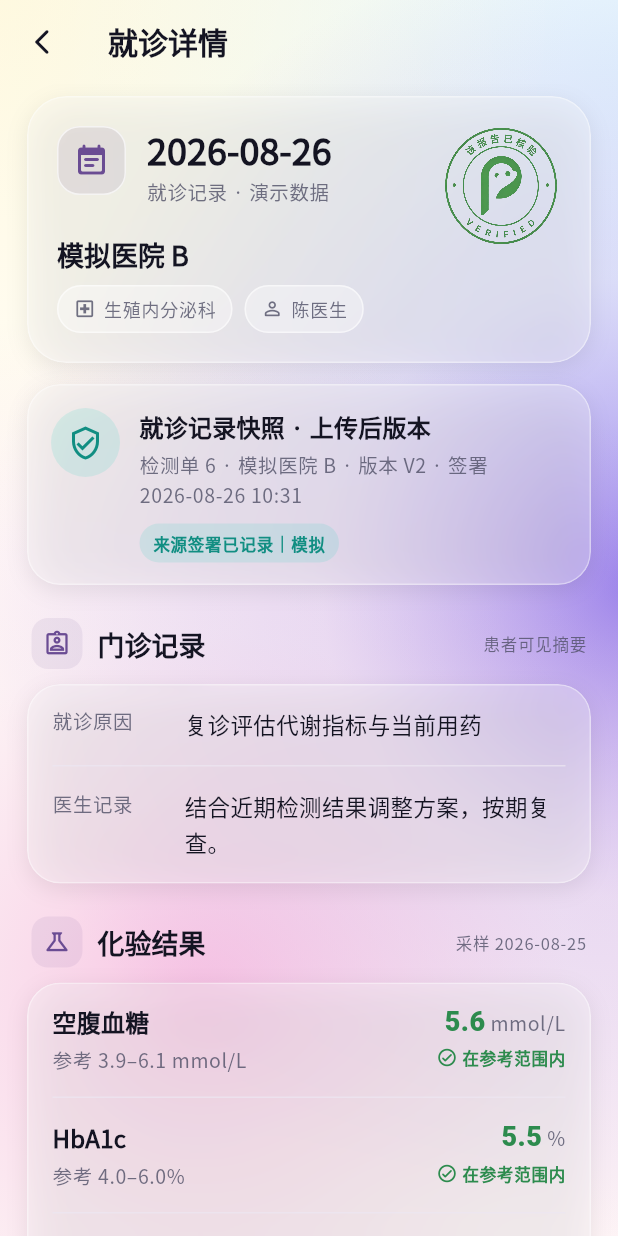
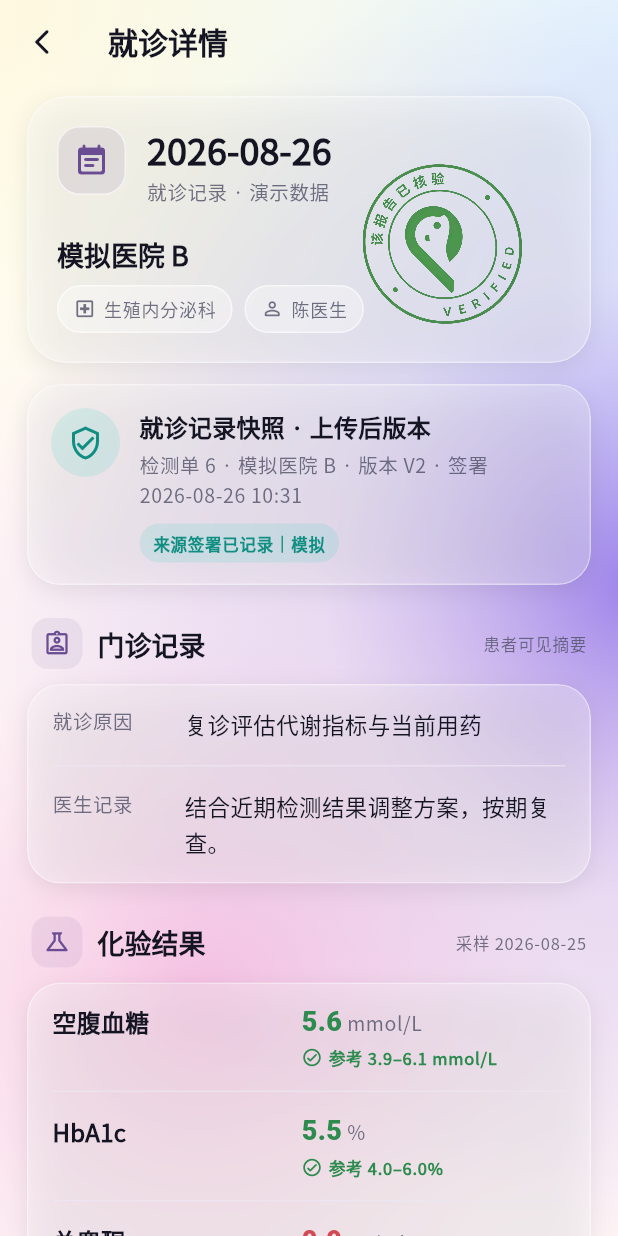
Before and after one commit to healyops-blip/PMOS-ENclaire-app, a Flutter app: the VisitRecordDetailScreen screen opened directly with sample values from the repository, on a phone screen of 412 x 824 dp. Run offline on Flutter 3.47's test engine with Material 3 defaults, Android fonts, the phone set to English and light mode, and no system bars; our stand-ins replace dio, file_picker, fl_chart, flutter_riverpod, flutter_secure_storage, flutter_svg and 4 more; accounts and stored records are empty.

Commit message:
refine(records): align labs and verification stamp

```diff
--- a/lib/features/records/visit_record_detail_screen.dart
+++ b/lib/features/records/visit_record_detail_screen.dart
@@ -1,3 +1,5 @@
+import 'dart:math' as math;
+
 import 'package:flutter/material.dart';
 
 import '../../core/theme.dart';
@@ -429,9 +431,7 @@ class _VisitHeroCard extends StatelessWidget {
           Column(
             crossAxisAlignment: CrossAxisAlignment.start,
             children: [
-              Padding(
-                padding: EdgeInsets.only(right: isVerified ? 88 : 0),
-                child: Row(
+              Row(
                 crossAxisAlignment: CrossAxisAlignment.start,
                 children: [
                   Container(
@@ -469,7 +469,6 @@ class _VisitHeroCard extends StatelessWidget {
                   ),
                 ],
               ),
-              ),
               const SizedBox(height: 18),
               Text(
                 visit.hospital,
@@ -499,19 +498,23 @@ class _VisitHeroCard extends StatelessWidget {
           ),
           if (isVerified)
             Positioned(
-              right: 0,
-              top: 0,
+              right: 23,
+              top: 23,
               child: Semantics(
                 image: true,
                 label: '该报告已核验',
                 child: Opacity(
                   opacity: .88,
+                  child: Transform.rotate(
+                    key: const ValueKey('pomi-verified-stamp-rotation'),
+                    angle: -math.pi / 4,
                     child: Image.asset(
                       'assets/images/pomi_verified_stamp.png',
                       key: const ValueKey('pomi-verified-stamp'),
-                    width: 80,
-                    height: 80,
+                      width: 112,
+                      height: 112,
                       filterQuality: FilterQuality.high,
+                    ),
                   ),
                 ),
               ),
@@ -778,7 +781,7 @@ class _LabResultRow extends StatelessWidget {
       child: LayoutBuilder(
         builder: (context, constraints) {
           final value = Column(
-            crossAxisAlignment: CrossAxisAlignment.end,
+            crossAxisAlignment: CrossAxisAlignment.start,
             children: [
               Text.rich(
                 TextSpan(
@@ -798,40 +801,35 @@ class _LabResultRow extends StatelessWidget {
                     ),
                   ],
                 ),
+                key: ValueKey('lab-value-${result.name}'),
                 maxLines: 1,
               ),
               const SizedBox(height: 4),
-              _StatusLabel(
+              _ReferenceLabel(
                 icon: status.icon,
-                label: status.label,
+                label: '参考 ${result.reference}',
                 color: status.valueColor,
+                resultName: result.name,
               ),
             ],
           );
-          final name = Column(
-            crossAxisAlignment: CrossAxisAlignment.start,
-            children: [
-              Text(result.name, style: Theme.of(context).textTheme.titleMedium),
-              const SizedBox(height: 4),
-              Text(
-                '参考 ${result.reference}',
-                style: Theme.of(context).textTheme.bodySmall,
-              ),
-            ],
+          final name = Text(
+            result.name,
+            style: Theme.of(context).textTheme.titleMedium,
           );
           if (constraints.maxWidth < 300) {
             return Column(
               crossAxisAlignment: CrossAxisAlignment.stretch,
-              children: [
-                name,
-                const SizedBox(height: 10),
-                Align(alignment: Alignment.centerLeft, child: value),
-              ],
+              children: [name, const SizedBox(height: 10), value],
             );
           }
           return Row(
             crossAxisAlignment: CrossAxisAlignment.start,
-            children: [Expanded(child: name), const SizedBox(width: 12), value],
+            children: [
+              Expanded(child: name),
+              const SizedBox(width: 12),
+              SizedBox(width: 176, child: value),
+            ],
           );
         },
       ),
@@ -839,28 +837,34 @@ class _LabResultRow extends StatelessWidget {
   }
 }
 
-class _StatusLabel extends StatelessWidget {
-  const _StatusLabel({
+class _ReferenceLabel extends StatelessWidget {
+  const _ReferenceLabel({
     required this.icon,
     required this.label,
     required this.color,
+    required this.resultName,
   });
 
   final IconData icon;
   final String label;
   final Color color;
+  final String resultName;
 
   @override
   Widget build(BuildContext context) => Row(
-    mainAxisSize: MainAxisSize.min,
     children: [
       Icon(icon, size: 14, color: color),
-      const SizedBox(width: 3),
-      Text(
+      const SizedBox(width: 4),
+      Expanded(
+        child: Text(
           label,
+          key: ValueKey('lab-reference-$resultName'),
+          maxLines: 2,
+          overflow: TextOverflow.ellipsis,
           style: Theme.of(context).textTheme.labelSmall?.copyWith(
             color: color,
             fontWeight: FontWeight.w700,
+          ),
         ),
       ),
     ],
@@ -908,24 +912,6 @@ class _OrderRow extends StatelessWidget {
     final style = _orderStyle(item.change);
     return Padding(
       padding: const EdgeInsets.symmetric(vertical: 15),
-      child: Row(
-        crossAxisAlignment: CrossAxisAlignment.start,
-        children: [
-          Container(
-            width: 36,
-            height: 36,
-            decoration: BoxDecoration(
-              color: style.background,
-              borderRadius: BorderRadius.circular(12),
-            ),
-            child: Icon(
-              Icons.medication_rounded,
-              color: style.foreground,
-              size: 19,
-            ),
-          ),
-          const SizedBox(width: 11),
-          Expanded(
       child: Column(
         crossAxisAlignment: CrossAxisAlignment.start,
         children: [
@@ -940,10 +926,7 @@ class _OrderRow extends StatelessWidget {
               ),
               const SizedBox(width: 8),
               Container(
-                      padding: const EdgeInsets.symmetric(
-                        horizontal: 8,
-                        vertical: 4,
-                      ),
+                padding: const EdgeInsets.symmetric(horizontal: 8, vertical: 4),
                 decoration: BoxDecoration(
                   color: style.background,
                   borderRadius: BorderRadius.circular(999),
@@ -965,14 +948,8 @@ class _OrderRow extends StatelessWidget {
           ),
           if (item.note != null) ...[
             const SizedBox(height: 4),
-                  Text(
-                    item.note!,
-                    style: Theme.of(context).textTheme.bodySmall,
-                  ),
+            Text(item.note!, style: Theme.of(context).textTheme.bodySmall),
           ],
-              ],
-            ),
-          ),
         ],
       ),
     );
@@ -1026,26 +1003,21 @@ class _MedicalDisclaimer extends StatelessWidget {
   ),
 };
 
-({String label, Color valueColor, IconData icon}) _labStatusStyle(
-  VisitLabStatus status,
-) => switch (status) {
+({Color valueColor, IconData icon}) _labStatusStyle(VisitLabStatus status) =>
+    switch (status) {
       VisitLabStatus.normal => (
-    label: '在参考范围内',
         valueColor: pomiSuccess,
         icon: Icons.check_circle_outline_rounded,
       ),
       VisitLabStatus.high => (
-    label: '高于参考范围',
         valueColor: const Color(0xFFD24A54),
         icon: Icons.arrow_upward_rounded,
       ),
       VisitLabStatus.low => (
-    label: '低于参考范围',
         valueColor: const Color(0xFFC77A16),
         icon: Icons.arrow_downward_rounded,
       ),
       VisitLabStatus.pending => (
-    label: '等待确认',
         valueColor: pomiSecondaryText,
         icon: Icons.schedule_rounded,
       ),
```
Also changed, not shown: 1 other file. Lines whose indentation alone changed are shown as unchanged.
